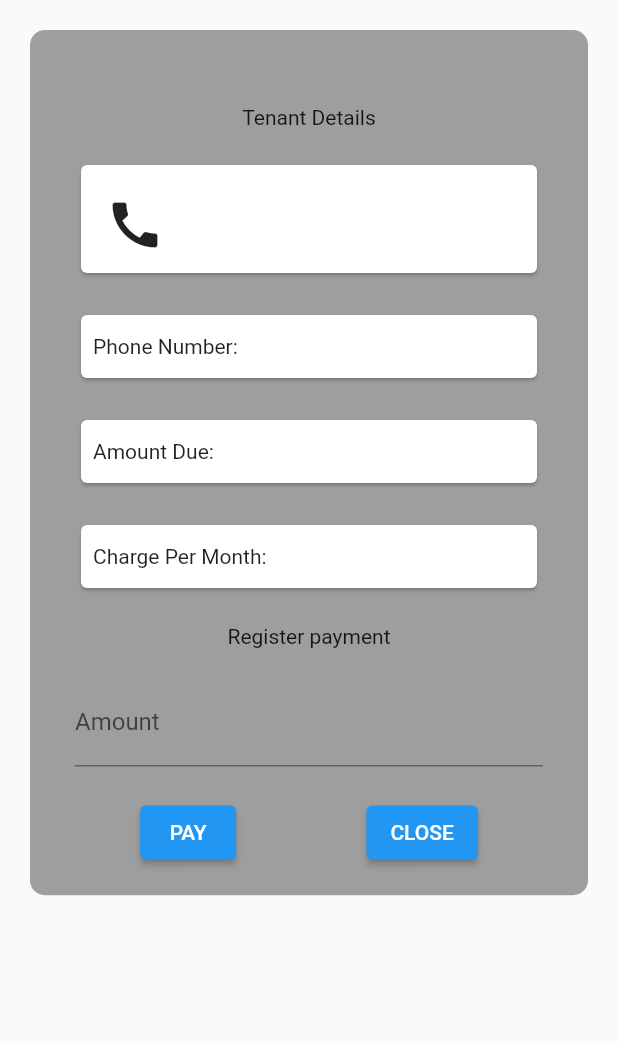
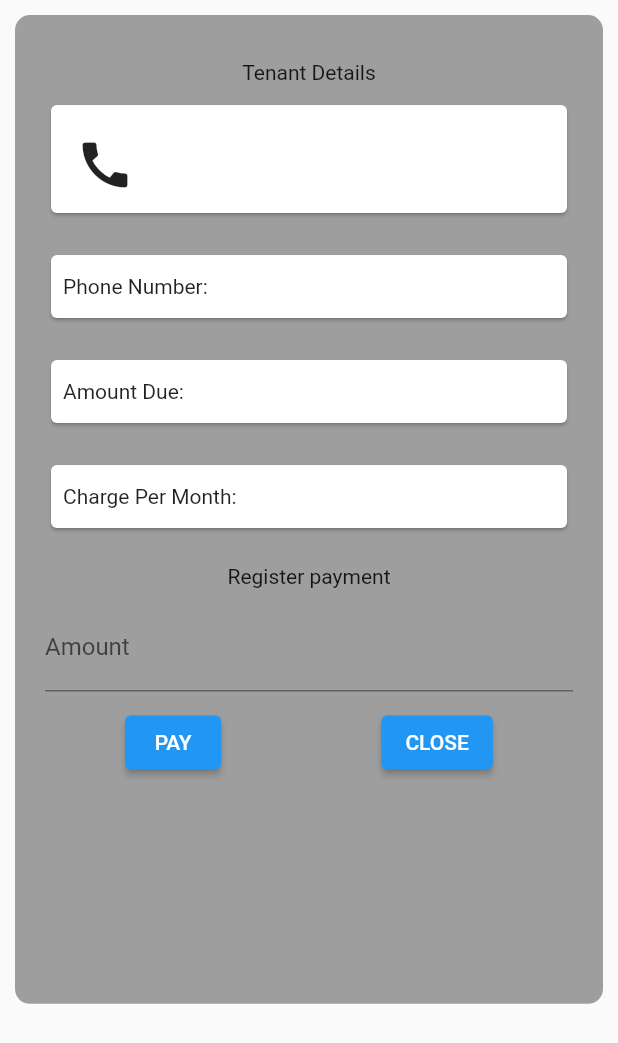
Before and after one commit to maqamylee0/MAnageTenats, a Flutter app: the TenantDetail widget shown alone on an empty page, opened directly with empty values, on a phone screen of 412 x 824 dp. Shown: the top 1043 px of the screen. Run offline on Flutter 3.47's test engine with Material 2 defaults, Android fonts, the phone set to English and light mode, and no system bars; our stand-ins replace device_preview, fluttertoast, shared_preferences; missing offline and left inert: cron; accounts and stored records are empty; network calls fail; key blocks and very long unbroken strings in the code were emptied for the run.

Commit message:
added realtime changes

```diff
--- a/lib/providers/payment_provider.dart
+++ b/lib/providers/payment_provider.dart
@@ -1,4 +1,5 @@
 import 'package:flutter/cupertino.dart';
+import 'package:kitubs/providers/tenant_provider.dart';
 
 import '../screens/home/model/payment_model.dart';
 import '../services/payment_service.dart';
@@ -9,13 +10,15 @@ class PaymentProvider extends ChangeNotifier{
   bool refetchBalance = false;
 
   var paymentService = PaymentService();
-
+  var tenant = TenantsProvider();
   PaymentProvider(){
     getAllPayments();
   }
 
   Future<void> addPayment(context,var payment) async {
     await  paymentService.addPayment(context, payment);
+    getAllPayments();
+    tenant.getAllTenants();
     notifyListeners();
   }
   Future<void> getAllPayments() async {
--- a/lib/providers/tenant_provider.dart
+++ b/lib/providers/tenant_provider.dart
@@ -25,6 +25,7 @@ class TenantsProvider extends ChangeNotifier{
     await  tenantService.addTenants(context, tenant);
     refetch = true;
     print(tenant);
+    getAllTenants();
     notifyListeners();
   }
 
@@ -36,6 +37,7 @@ class TenantsProvider extends ChangeNotifier{
     await  tenantService.changeBalance(tenant,data);
     refetchBalance = true;
     print(tenant);
+    getAllTenants();
     notifyListeners();
   }
 }
--- a/lib/screens/home/tenant_detail.dart
+++ b/lib/screens/home/tenant_detail.dart
@@ -18,8 +18,9 @@ final Tenant tenant;
     final payments = Provider.of<PaymentProvider>(context);
 
     return
-      Container(
-      margin: EdgeInsets.all(20),
+      SingleChildScrollView(
+        child: Container(
+        margin: EdgeInsets.all(10),
         // decoration: BoxDecoration(
         //   borderRadius: BorderRadius.circular(10),
         //   color: Colors.white,
@@ -33,15 +34,15 @@ final Tenant tenant;
           borderRadius: BorderRadius.all(Radius.circular(10)),
           color: Colors.grey
         ),
-      height: MediaQuery.of(context).size.height*0.7,
-      padding: EdgeInsets.all(30),
+        height: MediaQuery.of(context).size.height*0.8,
+        padding: EdgeInsets.all(20),
     child: Column(
 
 
 
         children: [
           Container(
-          padding: EdgeInsets.all(20),
+            padding: EdgeInsets.all(10),
             child: Text("Tenant Details"),
           ),
           SizedBox(
@@ -114,7 +115,7 @@ final Tenant tenant;
           SizedBox(height: 20,),
 
           Text("Register payment"),
-        SizedBox(height: 20,),
+          SizedBox(height: 10,),
 
           TextFormField(
             controller: paymentController,
@@ -125,7 +126,7 @@ final Tenant tenant;
             decoration: InputDecoration(labelText: 'Amount'),
 
           ),
-        SizedBox(height: 20,),
+          SizedBox(height: 10,),
 
           Row(
             mainAxisAlignment: MainAxisAlignment.spaceAround,
@@ -139,6 +140,7 @@ final Tenant tenant;
                payment.payer = tenant.name;
                payment.date = DateTime.now().toString();
                await payments.addPayment(context, payment.toMap());
+                Navigator.pop(context);
                 Navigator.pop(context);
 
               }, child: Text('PAY')),
@@ -154,6 +156,7 @@ final Tenant tenant;
 
 
         ],
+    ),
     ),
       );
   }
--- a/lib/screens/payments/payment.dart
+++ b/lib/screens/payments/payment.dart
@@ -21,7 +21,7 @@ class PaymentPage extends StatelessWidget {
       ),
       body: SafeArea(
         child: Container(
-          padding: EdgeInsets.all(20),
+          padding: EdgeInsets.all(5),
           child: payments.listOfPayments.isEmpty ?
           CircularProgressIndicator():
           ListView.builder(
```
Also changed, not shown: lib/main.dart (+29 -9 lines). Lines whose indentation alone changed are shown as unchanged.
